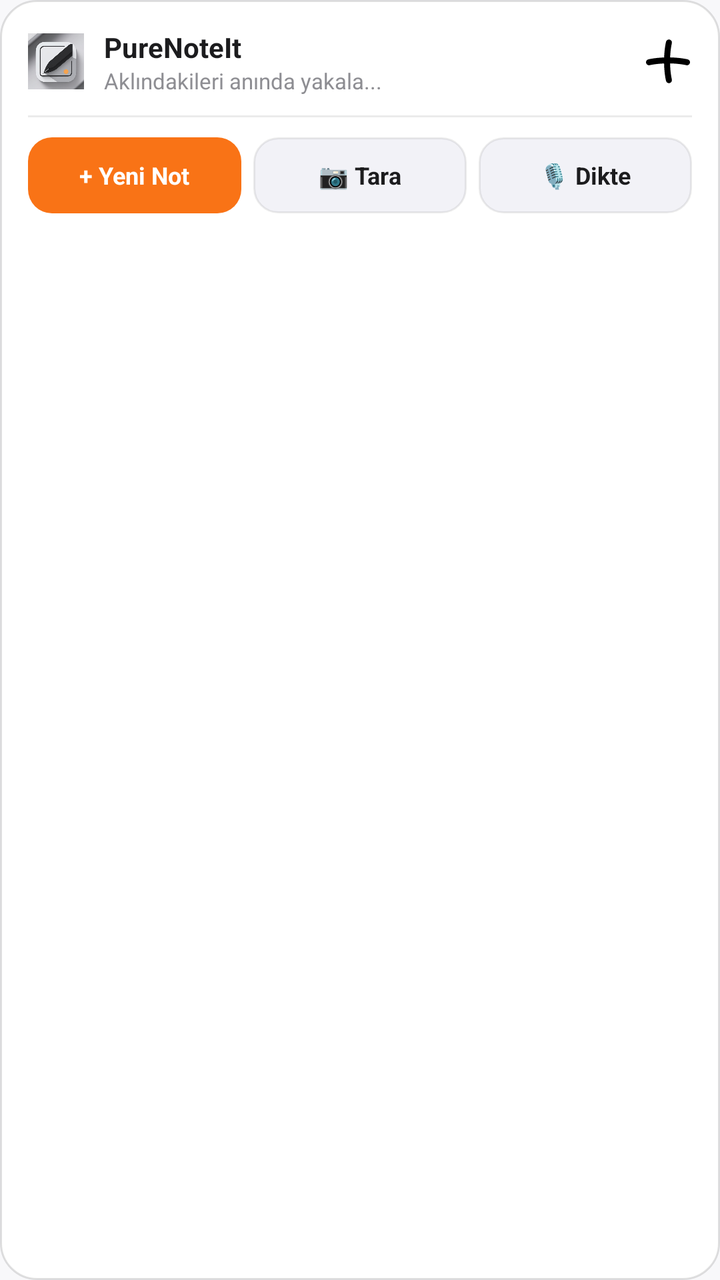
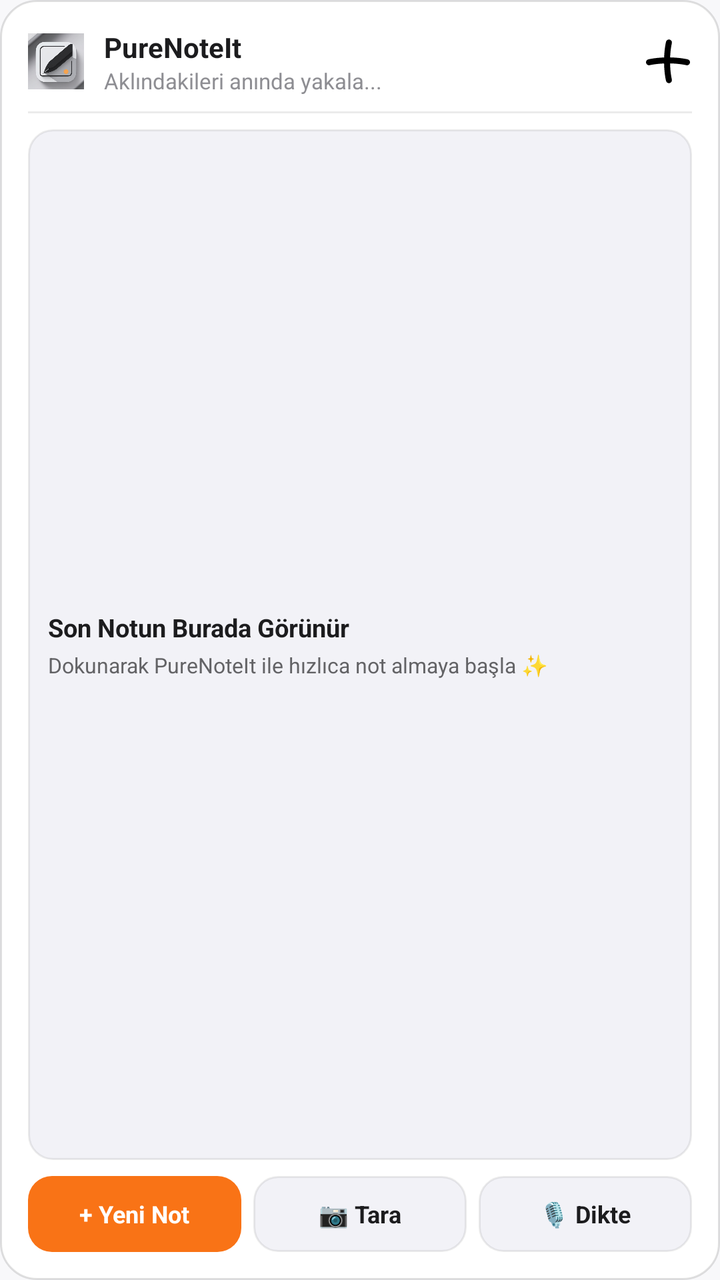

Compare the two renders of this Android layout. The source of the first and the diff that turns it into the second are given below.
<!-- AndroidManifest.xml: application theme Theme.PureNoteIt -->
<!-- res/layout/widget_pure_note.xml -->
<?xml version="1.0" encoding="utf-8"?>
<LinearLayout xmlns:android="http://schemas.android.com/apk/res/android"
    android:id="@+id/widget_root"
    android:layout_width="match_parent"
    android:layout_height="match_parent"
    android:background="@drawable/widget_background"
    android:orientation="vertical"
    android:padding="14dp">

    
    <LinearLayout
        android:id="@+id/widget_header"
        android:layout_width="match_parent"
        android:layout_height="wrap_content"
        android:gravity="center_vertical"
        android:orientation="horizontal">

        <ImageView
            android:layout_width="28dp"
            android:layout_height="28dp"
            android:contentDescription="PureNoteIt"
            android:src="@drawable/app_logo" />

        <LinearLayout
            android:layout_width="0dp"
            android:layout_height="wrap_content"
            android:layout_marginStart="10dp"
            android:layout_weight="1"
            android:orientation="vertical">

            <TextView
                android:layout_width="wrap_content"
                android:layout_height="wrap_content"
                android:text="PureNoteIt"
                android:textColor="#1C1C1E"
                android:textSize="14sp"
                android:textStyle="bold" />

            <TextView
                android:id="@+id/widget_recent_note_text"
                android:layout_width="wrap_content"
                android:layout_height="wrap_content"
                android:ellipsize="end"
                android:maxLines="1"
                android:text="Aklındakileri anında yakala..."
                android:textColor="#8E8E93"
                android:textSize="11sp" />
        </LinearLayout>

        <ImageView
            android:id="@+id/widget_btn_header_add"
            android:layout_width="24dp"
            android:layout_height="24dp"
            android:contentDescription="Ekle"
            android:src="@drawable/curveplus" />
    </LinearLayout>

    <View
        android:layout_width="match_parent"
        android:layout_height="1dp"
        android:layout_marginVertical="10dp"
        android:background="#14000000" />

    
    <LinearLayout
        android:layout_width="match_parent"
        android:layout_height="wrap_content"
        android:gravity="center_vertical"
        android:orientation="horizontal">

        
        <LinearLayout
            android:id="@+id/btn_widget_new_note"
            android:layout_width="0dp"
            android:layout_height="38dp"
            android:layout_marginEnd="6dp"
            android:layout_weight="1"
            android:background="@drawable/widget_btn_primary"
            android:gravity="center"
            android:orientation="horizontal">

            <TextView
                android:layout_width="wrap_content"
                android:layout_height="wrap_content"
                android:text="+ Yeni Not"
                android:textColor="#FFFFFF"
                android:textSize="12sp"
                android:textStyle="bold" />
        </LinearLayout>

        
        <LinearLayout
            android:id="@+id/btn_widget_ocr"
            android:layout_width="0dp"
            android:layout_height="38dp"
            android:layout_marginEnd="6dp"
            android:layout_weight="1"
            android:background="@drawable/widget_btn_secondary"
            android:gravity="center"
            android:orientation="horizontal">

            <TextView
                android:layout_width="wrap_content"
                android:layout_height="wrap_content"
                android:text="📷 Tara"
                android:textColor="#1C1C1E"
                android:textSize="12sp"
                android:textStyle="bold" />
        </LinearLayout>

        
        <LinearLayout
            android:id="@+id/btn_widget_voice"
            android:layout_width="0dp"
            android:layout_height="38dp"
            android:layout_weight="1"
            android:background="@drawable/widget_btn_secondary"
            android:gravity="center"
            android:orientation="horizontal">

            <TextView
                android:layout_width="wrap_content"
                android:layout_height="wrap_content"
                android:text="🎙️ Dikte"
                android:textColor="#1C1C1E"
                android:textSize="12sp"
                android:textStyle="bold" />
        </LinearLayout>
    </LinearLayout>

</LinearLayout>
<!-- resources referenced by this layout -->
<resources>
  <!-- drawable app_logo: png bitmap (drawable, 257495 bytes) -->
  <!-- drawable curveplus (drawable) -->
  <vector xmlns:android="http://schemas.android.com/apk/res/android"
      android:width="24dp"
      android:height="24dp"
      android:viewportWidth="24"
      android:viewportHeight="24">
    <path
        android:fillColor="#FF000000"
        android:pathData="M21.868,11.017c-0.15,-0.038 -3.519,-0.874 -8.803,-0.977 0.172,-4.325 0.856,-7.062 0.864,-7.093 0.204,-0.802 -0.28,-1.619 -1.082,-1.824 -0.803,-0.205 -1.618,0.277 -1.824,1.08 -0.036,0.14 -0.789,3.123 -0.961,7.861 -4.806,0.17 -7.792,0.918 -7.932,0.954 -0.802,0.205 -1.286,1.021 -1.082,1.823 0.204,0.802 1.021,1.29 1.822,1.084 0.031,-0.008 2.774,-0.688 7.167,-0.857 0.104,5.273 0.944,8.589 0.987,8.734 0.315,1.077 1.368,1.209 1.827,1.075 0.795,-0.233 1.284,-1.025 1.078,-1.827 -0.008,-0.033 -0.789,-3.13 -0.891,-8.01 4.904,0.1 8.065,0.876 8.098,0.885 0.881,0.256 1.648,-0.409 1.82,-1.089 0.202,-0.803 -0.284,-1.617 -1.086,-1.82Z"/>
  </vector>
  <!-- drawable widget_background (drawable) -->
  <?xml version="1.0" encoding="utf-8"?>
  <shape xmlns:android="http://schemas.android.com/apk/res/android"
      android:shape="rectangle">
      <solid android:color="#FFFFFFFF" />
      <corners android:radius="18dp" />
      <stroke
          android:width="1dp"
          android:color="#1F000000" />
  </shape>
  <!-- drawable widget_btn_primary (drawable) -->
  <?xml version="1.0" encoding="utf-8"?>
  <shape xmlns:android="http://schemas.android.com/apk/res/android"
      android:shape="rectangle">
      <solid android:color="#FFF97316" />
      <corners android:radius="12dp" />
  </shape>
  <!-- drawable widget_btn_secondary (drawable) -->
  <?xml version="1.0" encoding="utf-8"?>
  <shape xmlns:android="http://schemas.android.com/apk/res/android"
      android:shape="rectangle">
      <solid android:color="#FFF2F2F7" />
      <corners android:radius="12dp" />
      <stroke
          android:width="1dp"
          android:color="#14000000" />
  </shape>
  <style name="Theme.PureNoteIt" parent="Base.Theme.PureNoteIt" />
  <style name="Base.Theme.PureNoteIt" parent="Theme.MaterialComponents.DayNight.NoActionBar">
          
          
          <item name="android:windowDrawsSystemBarBackgrounds">true</item>
          <item name="android:statusBarColor">@color/background_color</item>
          <item name="android:windowLightStatusBar">true</item>
          <item name="android:colorEdgeEffect">@color/orange</item>
          <item name="windowActionBar">false</item>
          <item name="windowNoTitle">true</item>
          <item name="colorPrimaryVariant">@color/background_color</item>
          <item name="android:windowBackground">@color/background_color</item>
          <item name="android:windowDisablePreview">true</item>
          
          <item name="android:windowSplashScreenBackground" tools:targetApi="31">@color/background_color</item>
          <item name="android:windowSplashScreenAnimatedIcon" tools:targetApi="31">@drawable/empty_icon</item>
      </style>
  <color name="background_color">#F8F8FA</color>
  <color name="orange">#FF900F</color>
  <!-- drawable empty_icon (drawable) -->
  <?xml version="1.0" encoding="utf-8"?>
  <selector xmlns:android="http://schemas.android.com/apk/res/android" />
</resources>

<!-- the commit's change to res/layout/widget_pure_note.xml (unified diff, before → after) -->
@@ -58,8 +58,43 @@
     <View
         android:layout_width="match_parent"
         android:layout_height="1dp"
-        android:layout_marginVertical="10dp"
+        android:layout_marginVertical="8dp"
         android:background="#14000000" />
+
+    
+    <LinearLayout
+        android:id="@+id/widget_note_preview_card"
+        android:layout_width="match_parent"
+        android:layout_height="0dp"
+        android:layout_weight="1"
+        android:layout_marginBottom="8dp"
+        android:background="@drawable/widget_btn_secondary"
+        android:orientation="vertical"
+        android:padding="10dp"
+        android:gravity="center_vertical">
+
+        <TextView
+            android:id="@+id/widget_note_card_title"
+            android:layout_width="match_parent"
+            android:layout_height="wrap_content"
+            android:text="Son Notun Burada Görünür"
+            android:textColor="#1C1C1E"
+            android:textSize="12.5sp"
+            android:textStyle="bold"
+            android:maxLines="1"
+            android:ellipsize="end" />
+
+        <TextView
+            android:id="@+id/widget_note_card_snippet"
+            android:layout_width="match_parent"
+            android:layout_height="wrap_content"
+            android:layout_marginTop="3dp"
+            android:text="Dokunarak PureNoteIt ile hızlıca not almaya başla ✨"
+            android:textColor="#636366"
+            android:textSize="10.5sp"
+            android:maxLines="2"
+            android:ellipsize="end" />
+    </LinearLayout>
 
     
     <LinearLayout
